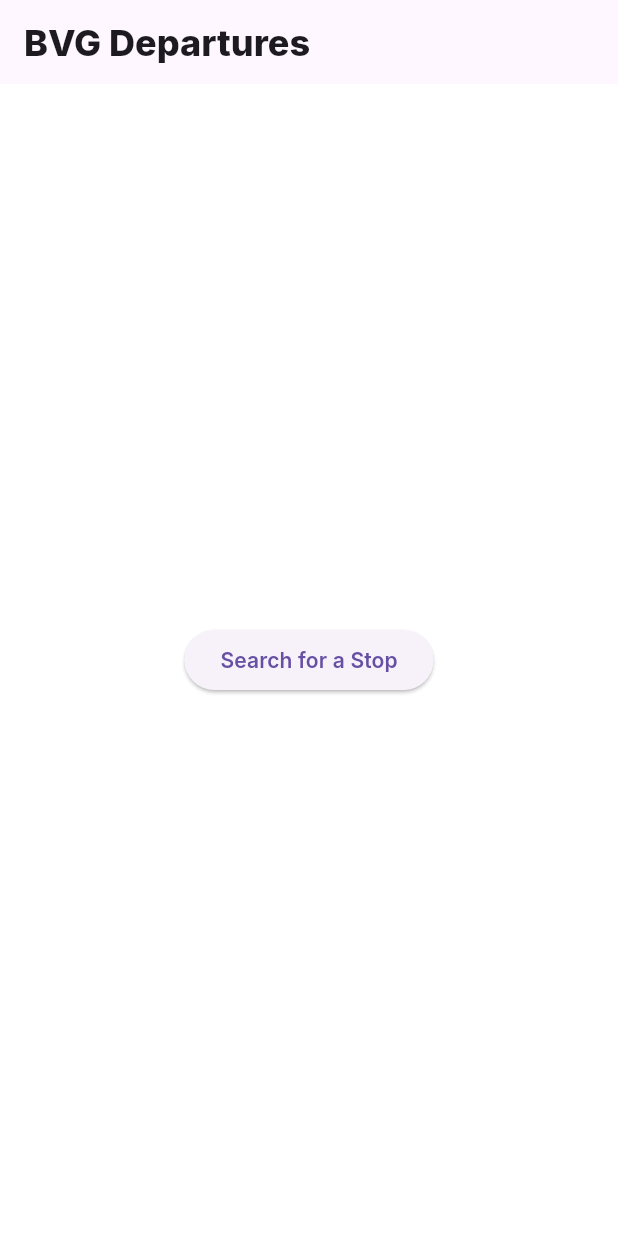
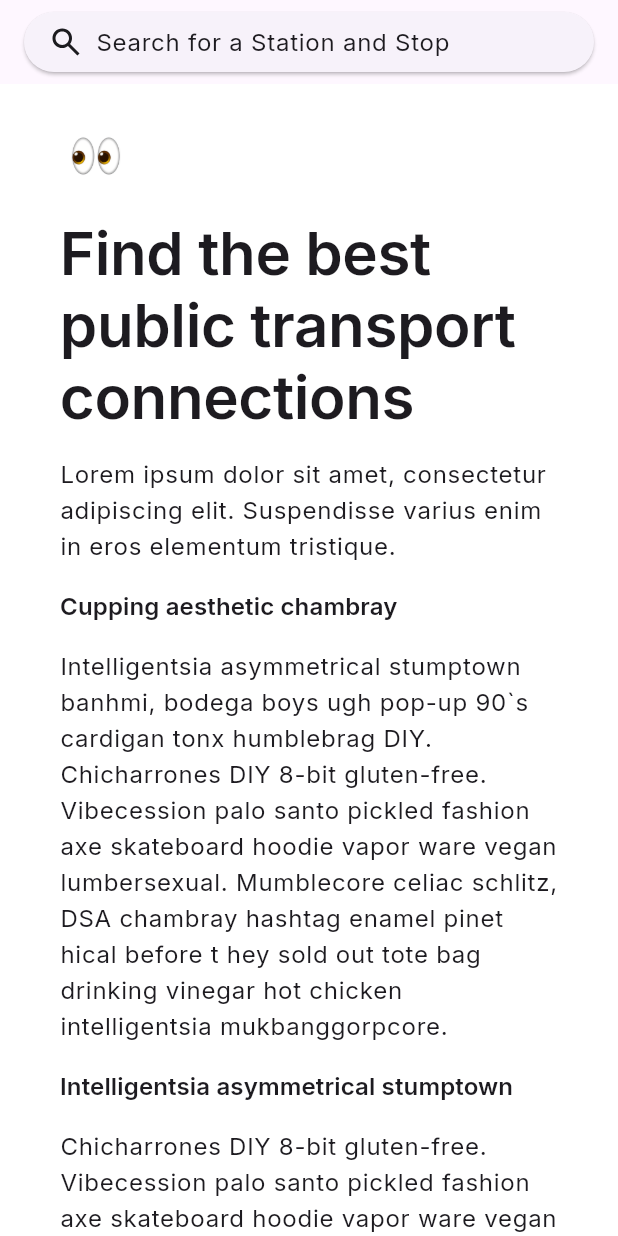
Before and after one commit to ra-develop/bvg_departures_app, a Flutter app: the screen it shows after launch, on a phone screen of 412 x 824 dp. Run offline on Flutter 3.47's test engine with Material 3 defaults, Android fonts, the phone set to English and light mode, and no system bars; our stand-ins replace dio, equatable, flutter_riverpod, flutter_svg, flutter_typeahead, go_router; generated files the repository leaves out were written again.

Commit message:
Modified the Home Screen. Fixed hint text stile in the Search Screen

```diff
--- a/lib/features/home/home_screen.dart
+++ b/lib/features/home/home_screen.dart
@@ -1,4 +1,5 @@
 import 'package:flutter/material.dart';
+import 'package:flutter_svg/svg.dart';
 import 'package:go_router/go_router.dart';
 
 class HomeScreen extends StatelessWidget {
@@ -6,13 +7,75 @@
 
   @override
   Widget build(BuildContext context) {
+    final theme = Theme.of(context);
+
     return Scaffold(
-      appBar: AppBar(title: const Text('BVG Departures')),
-      body: Center(
-        child: ElevatedButton(
+      appBar: AppBar(
+          title: SizedBox(
+        width: double.infinity,
+        child: ElevatedButton.icon(
+          style: ElevatedButton.styleFrom(
+            alignment: Alignment.centerLeft,
+          ),
           onPressed: () => context.go('/search'),
-          child: const Text('Search for a Stop'),
+          icon:
+              SvgPicture.asset('assets/svg/search.svg', width: 24, height: 24),
+          label: Text(
+            'Search for a Station and Stop',
+            style: theme.textTheme.bodyLarge,
+          ),
         ),
+      )),
+      body: LayoutBuilder(
+        builder: (context, constraints) {
+          return SingleChildScrollView(
+              child: ConstrainedBox(
+            constraints: BoxConstraints(
+              minHeight: constraints.maxHeight,
+            ),
+            child: Padding(
+              padding:
+                  const EdgeInsets.symmetric(horizontal: 40.0, vertical: 24.0),
+              child: Column(
+                mainAxisAlignment: MainAxisAlignment.start,
+                crossAxisAlignment: CrossAxisAlignment.start,
+                spacing: 16.0,
+                children: [
+                  Image.asset('assets/images/watching_eyes.png',
+                      width: 48, height: 48),
+                  Text(
+                    'Find the best public transport connections',
+                    style: theme.textTheme.displayLarge,
+                  ),
+                  Text(
+                    'Lorem ipsum dolor sit amet, consectetur adipiscing elit. Suspendisse varius enim in eros elementum tristique.',
+                    style: theme.textTheme.bodyLarge,
+                  ),
+                  Text('Cupping aesthetic chambray',
+                      style: theme.textTheme.titleSmall),
+                  Text(
+                      'Intelligentsia asymmetrical stumptown banhmi, bodega boys ugh pop-up 90`s cardigan tonx humblebrag DIY. Chicharrones DIY 8-bit gluten-free. Vibecession palo santo pickled fashion axe skateboard hoodie vapor ware vegan lumbersexual. Mumblecore celiac schlitz, DSA chambray hashtag enamel pinet hical before t hey sold out tote bag drinking vinegar hot chicken intelligentsia mukbanggorpcore.',
+                      style: theme.textTheme.bodyLarge),
+                  Text('Intelligentsia asymmetrical stumptown',
+                      style: theme.textTheme.titleSmall),
+                  Text(
+                      'Chicharrones DIY 8-bit gluten-free. Vibecession palo santo pickled fashion axe skateboard hoodie vapor ware vegan lumbersexual. Mumblecore celiac schlitz',
+                      style: theme.textTheme.bodyLarge),
+                  Text('Cupping aesthetic chambray',
+                      style: theme.textTheme.titleSmall),
+                  Text(
+                      'Intelligentsia asymmetrical stumptown banhmi, bodega boys ugh pop-up 90`s cardigan tonx humblebrag DIY. Chicharrones DIY 8-bit gluten-free. Vibecession palo santo pickled fashion axe skateboard hoodie vapor ware vegan lumbersexual. Mumblecore celiac schlitz, DSA chambray hashtag enamel pinet hical before t hey sold out tote bag drinking vinegar hot chicken intelligentsia mukbanggorpcore.',
+                      style: theme.textTheme.bodyLarge),
+                  Text('Intelligentsia asymmetrical stumptown',
+                      style: theme.textTheme.titleSmall),
+                  Text(
+                      'Chicharrones DIY 8-bit gluten-free. Vibecession palo santo pickled fashion axe skateboard hoodie vapor ware vegan lumbersexual. Mumblecore celiac schlitz',
+                      style: theme.textTheme.bodyLarge),
+                ],
+              ),
+            ),
+          ));
+        },
       ),
     );
   }
--- a/lib/features/stops/presentation/screens/search_screen.dart
+++ b/lib/features/stops/presentation/screens/search_screen.dart
@@ -31,7 +31,7 @@
               decoration: InputDecoration(
                 hintText: 'Search for a BVG stop',
                 border: InputBorder.none,
-                hintStyle: Theme.of(context).textTheme.titleMedium?.copyWith(
+                hintStyle: Theme.of(context).textTheme.bodyLarge?.copyWith(
                       color: Theme.of(context).hintColor,
                     ),
                 prefixIcon: IconButton(
```
Also changed, not shown: assets/images/watching_eyes.png (added).
